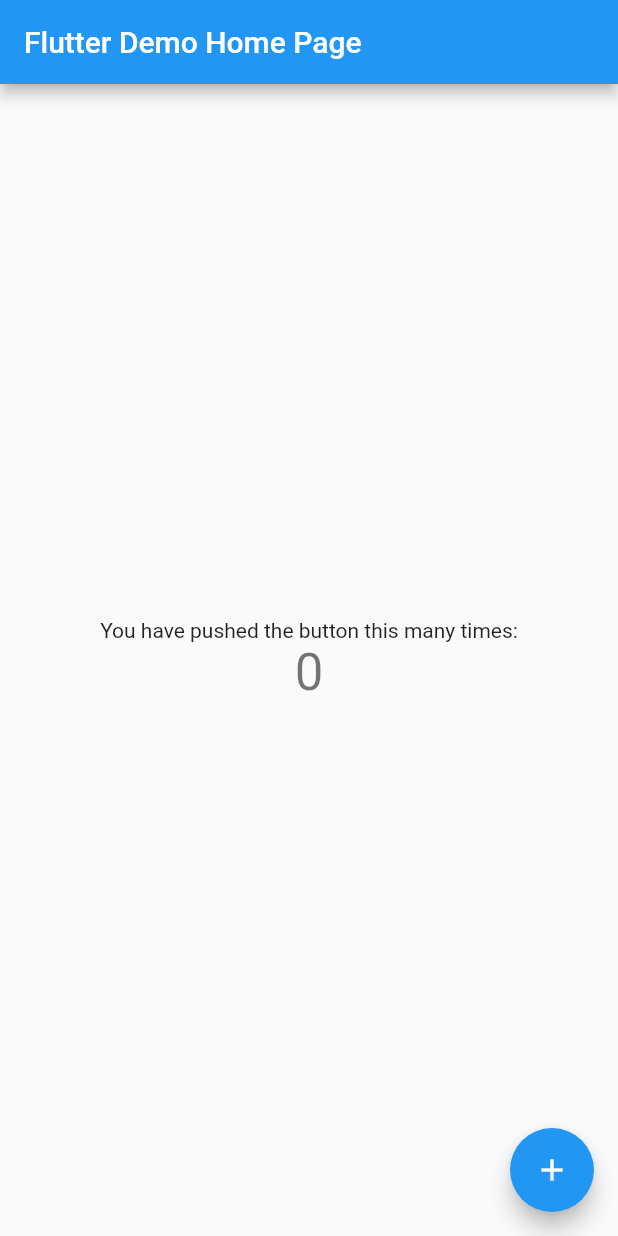
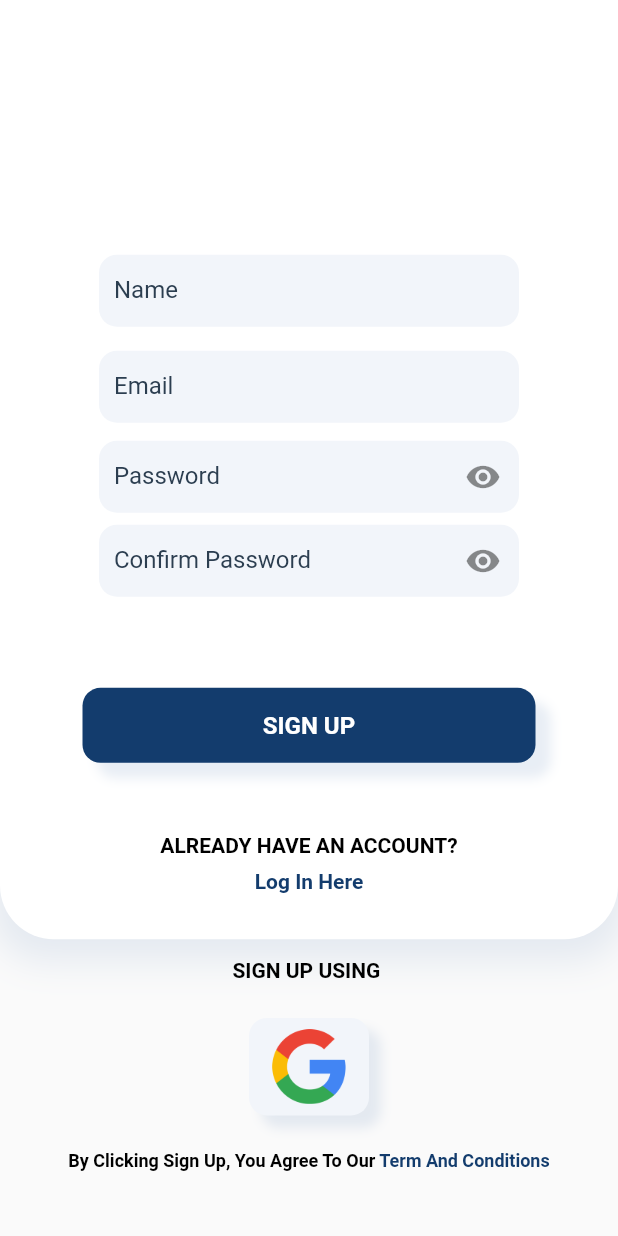
Before and after one commit to vaibhavagrwal/lost_found_app, a Flutter app: the screen it shows after launch, on a phone screen of 412 x 824 dp. Run offline on Flutter 3.47's test engine with Material 2 defaults, Android fonts, the light colour scheme and no system bars; our stand-ins replace google_fonts.

Commit message:
SignUp Screen UI Added

```diff
--- a/lib/main.dart
+++ b/lib/main.dart
@@ -1,113 +1,15 @@
 import 'package:flutter/material.dart';
+import 'package:lost_found_app/screens/signup_screen.dart';
 
 void main() {
   runApp(MyApp());
 }
 
 class MyApp extends StatelessWidget {
-  // This widget is the root of your application.
   @override
   Widget build(BuildContext context) {
     return MaterialApp(
-      title: 'Flutter Demo',
-      theme: ThemeData(
-        // This is the theme of your application.
-        //
-        // Try running your application with "flutter run". You'll see the
-        // application has a blue toolbar. Then, without quitting the app, try
-        // changing the primarySwatch below to Colors.green and then invoke
-        // "hot reload" (press "r" in the console where you ran "flutter run",
-        // or simply save your changes to "hot reload" in a Flutter IDE).
-        // Notice that the counter didn't reset back to zero; the application
-        // is not restarted.
-        primarySwatch: Colors.blue,
-      ),
-      home: MyHomePage(title: 'Flutter Demo Home Page'),
+      home: SignUpScreen(),
     );
   }
 }
-
-class MyHomePage extends StatefulWidget {
-  MyHomePage({Key key, this.title}) : super(key: key);
-
-  // This widget is the home page of your application. It is stateful, meaning
-  // that it has a State object (defined below) that contains fields that affect
-  // how it looks.
-
-  // This class is the configuration for the state. It holds the values (in this
-  // case the title) provided by the parent (in this case the App widget) and
-  // used by the build method of the State. Fields in a Widget subclass are
-  // always marked "final".
-
-  final String title;
-
-  @override
-  _MyHomePageState createState() => _MyHomePageState();
-}
-
-class _MyHomePageState extends State<MyHomePage> {
-  int _counter = 0;
-
-  void _incrementCounter() {
-    setState(() {
-      // This call to setState tells the Flutter framework that something has
-      // changed in this State, which causes it to rerun the build method below
-      // so that the display can reflect the updated values. If we changed
-      // _counter without calling setState(), then the build method would not be
-      // called again, and so nothing would appear to happen.
-      _counter++;
-    });
-  }
-
-  @override
-  Widget build(BuildContext context) {
-    // This method is rerun every time setState is called, for instance as done
-    // by the _incrementCounter method above.
-    //
-    // The Flutter framework has been optimized to make rerunning build methods
-    // fast, so that you can just rebuild anything that needs updating rather
-    // than having to individually change instances of widgets.
-    return Scaffold(
-      appBar: AppBar(
-        // Here we take the value from the MyHomePage object that was created by
-        // the App.build method, and use it to set our appbar title.
-        title: Text(widget.title),
-      ),
-      body: Center(
-        // Center is a layout widget. It takes a single child and positions it
-        // in the middle of the parent.
-        child: Column(
-          // Column is also a layout widget. It takes a list of children and
-          // arranges them vertically. By default, it sizes itself to fit its
-          // children horizontally, and tries to be as tall as its parent.
-          //
-          // Invoke "debug painting" (press "p" in the console, choose the
-          // "Toggle Debug Paint" action from the Flutter Inspector in Android
-          // Studio, or the "Toggle Debug Paint" command in Visual Studio Code)
-          // to see the wireframe for each widget.
-          //
-          // Column has various properties to control how it sizes itself and
-          // how it positions its children. Here we use mainAxisAlignment to
-          // center the children vertically; the main axis here is the vertical
-          // axis because Columns are vertical (the cross axis would be
-          // horizontal).
-          mainAxisAlignment: MainAxisAlignment.center,
-          children: <Widget>[
-            Text(
-              'You have pushed the button this many times:',
-            ),
-            Text(
-              '$_counter',
-              style: Theme.of(context).textTheme.headline4,
-            ),
-          ],
-        ),
-      ),
-      floatingActionButton: FloatingActionButton(
-        onPressed: _incrementCounter,
-        tooltip: 'Increment',
-        child: Icon(Icons.add),
-      ), // This trailing comma makes auto-formatting nicer for build methods.
-    );
-  }
-}
--- /dev/null
+++ b/lib/screens/signup_screen.dart
@@ -0,0 +1,440 @@
+import 'package:flutter/material.dart';
+import 'package:flutter/services.dart';
+import 'package:google_fonts/google_fonts.dart';
+import 'package:lost_found_app/widgets/custom_flat_button.dart';
+import 'package:lost_found_app/widgets/round_button.dart';
+
+class SignUpScreen extends StatefulWidget {
+  const SignUpScreen({Key key}) : super(key: key);
+  @override
+  _SignUpScreenState createState() => _SignUpScreenState();
+}
+
+class _SignUpScreenState extends State<SignUpScreen> {
+  FocusNode _nameFocusNode;
+  FocusNode _passwordFocusNode;
+  FocusNode _emailFocusNode;
+  FocusNode _confirmFocusNode;
+
+  bool _obscureText1 = true;
+  bool _obscureText2 = true;
+  bool isLoading = false;
+  final _formKey = GlobalKey<FormState>();
+  final GlobalKey<ScaffoldState> _scaffoldKey = new GlobalKey<ScaffoldState>();
+
+  TextEditingController _nameController = TextEditingController();
+  TextEditingController _emailController = TextEditingController();
+  TextEditingController _passwordController = TextEditingController();
+  TextEditingController _confirmPasswordController = TextEditingController();
+
+  void _toggle1() {
+    setState(() {
+      _obscureText1 = !_obscureText1;
+    });
+  }
+
+  void _toggle2() {
+    setState(() {
+      _obscureText2 = !_obscureText2;
+    });
+  }
+
+  @override
+  void initState() {
+    _nameFocusNode = FocusNode();
+    _emailFocusNode = FocusNode();
+    _passwordFocusNode = FocusNode();
+
+    super.initState();
+  }
+
+  @override
+  void dispose() {
+    _nameFocusNode.dispose();
+    _passwordFocusNode.dispose();
+    _emailFocusNode.dispose();
+    super.dispose();
+  }
+
+  Map<String, dynamic> _authDataMap = {
+    'name': '',
+    'email': '',
+    'password': '',
+    'confirm_password': '',
+  };
+
+  void _submit(BuildContext context) async {
+    if (!_formKey.currentState.validate()) {
+      //Invalid
+      return;
+    }
+
+    _formKey.currentState.save();
+    setState(() {
+      isLoading = true;
+    });
+
+    setState(() {
+      isLoading = false;
+    });
+
+    _nameController.text = "";
+    _emailController.text = "";
+    _passwordController.text = "";
+    _confirmPasswordController.text = "";
+    FocusScope.of(context).requestFocus(_nameFocusNode);
+  }
+
+  @override
+  Widget build(BuildContext context) {
+    return Scaffold(
+      key: _scaffoldKey,
+      body: SafeArea(
+        child: SingleChildScrollView(
+          child: Column(
+            children: [
+              Container(
+                height: MediaQuery.of(context).size.height * 0.76,
+                width: double.infinity,
+                decoration: BoxDecoration(
+                  color: Colors.white,
+                  borderRadius: BorderRadius.only(
+                    bottomRight: Radius.circular(36),
+                    bottomLeft: Radius.circular(36),
+                  ),
+                  boxShadow: [
+                    BoxShadow(
+                        color: Color.fromRGBO(26, 80, 152, 0.1),
+                        blurRadius: 20,
+                        offset: Offset(0, 8),
+                        spreadRadius: 6 // changes position of shadow
+                        ),
+                  ],
+                ),
+                child: Column(
+                  mainAxisAlignment: MainAxisAlignment.spaceEvenly,
+                  children: [
+                    Center(
+                      child: Container(
+                        height: 120,
+                        // child: Image(
+                        //   width: double.infinity,
+                        //   height: 120,
+                        //   image: AssetImage(
+                        //     "assets/logo.png",
+                        //   ),
+                        // ),
+                      ),
+                    ),
+                    Form(
+                      key: _formKey,
+                      child: Column(
+                        children: [
+                          Container(
+                            padding: EdgeInsets.fromLTRB(24, 8, 24, 8),
+                            width: 328,
+                            child: TextFormField(
+                              controller: _nameController,
+                              focusNode: _nameFocusNode,
+                              onFieldSubmitted: (_) {
+                                FocusScope.of(context)
+                                    .requestFocus(_emailFocusNode);
+                              },
+                              keyboardType: TextInputType.emailAddress,
+                              onSaved: (val) {
+                                _authDataMap['name'] = val.trim();
+                              },
+                              textInputAction: TextInputAction.next,
+                              decoration: InputDecoration(
+                                fillColor: Color.fromRGBO(242, 245, 250, 1),
+                                filled: true,
+                                labelText: "Name",
+                                labelStyle: GoogleFonts.roboto(
+                                  fontWeight: FontWeight.normal,
+                                  color: Color.fromRGBO(44, 62, 80, 1),
+                                ),
+                                contentPadding: EdgeInsets.symmetric(
+                                    vertical: 6.0, horizontal: 10.0),
+                                border: OutlineInputBorder(
+                                  borderRadius: BorderRadius.circular(12.0),
+                                  borderSide: BorderSide(
+                                    width: 0,
+                                    style: BorderStyle.none,
+                                  ),
+                                ),
+                              ),
+                            ),
+                          ),
+                          Container(
+                            padding: EdgeInsets.fromLTRB(24, 8, 24, 8),
+                            width: 328,
+                            child: TextFormField(
+                              controller: _emailController,
+                              focusNode: _emailFocusNode,
+                              onFieldSubmitted: (_) {
+                                FocusScope.of(context)
+                                    .requestFocus(_passwordFocusNode);
+                              },
+                              keyboardType: TextInputType.emailAddress,
+                              onSaved: (val) {
+                                _authDataMap['email'] = val.trim();
+                              },
+                              textInputAction: TextInputAction.next,
+                              decoration: InputDecoration(
+                                fillColor: Color.fromRGBO(242, 245, 250, 1),
+                                filled: true,
+                                labelText: "Email",
+                                labelStyle: GoogleFonts.roboto(
+                                  fontWeight: FontWeight.normal,
+                                  color: Color.fromRGBO(44, 62, 80, 1),
+                                ),
+                                contentPadding: EdgeInsets.symmetric(
+                                    vertical: 6.0, horizontal: 10.0),
+                                border: OutlineInputBorder(
+                                  borderRadius: BorderRadius.circular(12.0),
+                                  borderSide: BorderSide(
+                                    width: 0,
+                                    style: BorderStyle.none,
+                                  ),
+                                ),
+                              ),
+                            ),
+                          ),
+                          Container(
+                            padding: EdgeInsets.fromLTRB(24, 4, 24, 4),
+                            width: 328,
+                            child: TextFormField(
+                              controller: _passwordController,
+
+                              focusNode: _passwordFocusNode,
+
+                              onFieldSubmitted: (_) {
+                                FocusScope.of(context)
+                                    .requestFocus(_confirmFocusNode);
+                              },
+                              obscureText: _obscureText1,
+
+                              validator: (val) {
+                                if (val.length < 6)
+                                  return "Password must be of atleast 6 characters";
+
+                                return null;
+                              },
+                              onSaved: (val) {
+                                _authDataMap['password'] = val.trim();
+                              },
+                              // inputFormatters: [R
+                              //   LengthLimitingTextInputFormatter(10),
+                              // ],
+                              textInputAction: TextInputAction.next,
+                              decoration: InputDecoration(
+                                suffixIcon: IconButton(
+                                  onPressed: () {
+                                    _toggle1();
+                                  },
+                                  icon: Icon(
+                                    _obscureText1
+                                        ? Icons.visibility
+                                        : Icons.visibility_off,
+                                  ),
+                                ),
+                                fillColor: Color.fromRGBO(242, 245, 250, 1),
+                                filled: true,
+                                labelText: "Password",
+                                labelStyle: GoogleFonts.roboto(
+                                  fontWeight: FontWeight.normal,
+                                  color: Color.fromRGBO(44, 62, 80, 1),
+                                ),
+                                contentPadding: EdgeInsets.symmetric(
+                                    vertical: 6.0, horizontal: 10.0),
+                                border: OutlineInputBorder(
+                                  borderRadius: BorderRadius.circular(12.0),
+                                  borderSide: BorderSide(
+                                    width: 0,
+                                    style: BorderStyle.none,
+                                  ),
+                                ),
+                              ),
+                            ),
+                          ),
+                          Container(
+                            padding: EdgeInsets.fromLTRB(24, 4, 24, 4),
+                            width: 328,
+                            child: TextFormField(
+                              focusNode: _confirmFocusNode,
+                              controller: _confirmPasswordController,
+                              validator: (val) {
+                                if (val != _passwordController.text)
+                                  return "Confirm password must be same as password";
+
+                                return null;
+                              },
+                              obscureText: _obscureText2,
+                              onFieldSubmitted: (_) {
+                                FocusScope.of(context)
+                                    .requestFocus(_nameFocusNode);
+                              },
+                              autovalidateMode:
+                                  AutovalidateMode.onUserInteraction,
+                              textInputAction: TextInputAction.next,
+                              decoration: InputDecoration(
+                                suffixIcon: IconButton(
+                                  onPressed: () {
+                                    _toggle2();
+                                  },
+                                  icon: Icon(
+                                    _obscureText2
+                                        ? Icons.visibility
+                                        : Icons.visibility_off,
+                                  ),
+                                ),
+                                fillColor: Color.fromRGBO(242, 245, 250, 1),
+                                filled: true,
+                                labelText: "Confirm Password",
+                                labelStyle: GoogleFonts.roboto(
+                                  fontWeight: FontWeight.normal,
+                                  color: Color.fromRGBO(44, 62, 80, 1),
+                                ),
+                                contentPadding: EdgeInsets.symmetric(
+                                    vertical: 6.0, horizontal: 10.0),
+                                border: OutlineInputBorder(
+                                  borderRadius: BorderRadius.circular(12.0),
+                                  borderSide: BorderSide(
+                                    width: 0,
+                                    style: BorderStyle.none,
+                                  ),
+                                ),
+                              ),
+                            ),
+                          ),
+                        ],
+                      ),
+                    ),
+                    SizedBox(
+                      height: 15,
+                    ),
+                    isLoading
+                        ? CircularProgressIndicator()
+                        : CustomFlatButton(
+                            title: "SIGN UP",
+                            onPressed: () {
+                              _submit(context);
+                            },
+                          ),
+                    SizedBox(
+                      height: 5,
+                    ),
+                    Column(
+                      mainAxisAlignment: MainAxisAlignment.spaceBetween,
+                      children: [
+                        Text(
+                          'ALREADY HAVE AN ACCOUNT?',
+                          style: GoogleFonts.roboto(
+                            fontSize: 14,
+                            color: Colors.black,
+                            fontWeight: FontWeight.bold,
+                          ),
+                        ),
+                        SizedBox(
+                          height: 8,
+                        ),
+                        GestureDetector(
+                          onTap: () {
+                            // Navigator.pushReplacement(
+                            //     context,
+                            //     MaterialPageRoute(
+                            //       builder: (context) => LoginScreen(),
+                            //     ));
+                          },
+                          child: Text(
+                            'Log In Here',
+                            style: GoogleFonts.roboto(
+                              fontSize: 14,
+                              color: Color.fromRGBO(19, 60, 109, 1),
+                              fontWeight: FontWeight.bold,
+                            ),
+                          ),
+                        ),
+                        SizedBox(
+                          height: 10,
+                        ),
+                      ],
+                    ),
+                  ],
+                ),
+              ),
+              Container(
+                height: MediaQuery.of(context).size.height * 0.20,
+                child: Column(
+                  mainAxisAlignment: MainAxisAlignment.spaceBetween,
+                  children: [
+                    Container(
+                      margin: EdgeInsets.only(top: 13),
+                      child: Text(
+                        'SIGN UP USING ',
+                        style: GoogleFonts.roboto(
+                          fontSize: 14,
+                          fontWeight: FontWeight.bold,
+                          color: Colors.black,
+                        ),
+                      ),
+                    ),
+                    Container(
+                      margin: EdgeInsets.all(13),
+                      child: Row(
+                        mainAxisAlignment: MainAxisAlignment.spaceAround,
+                        children: [
+                          RoundButton(
+                            onPressed: () {},
+                            image: Image.asset(
+                              'lib/assets/google.png',
+                              width: 50,
+                            ),
+                          ),
+                        ],
+                      ),
+                    ),
+                    Container(
+                      padding: EdgeInsets.only(
+                        bottom: 10,
+                      ),
+                      child: RichText(
+                        text: TextSpan(
+                          text: 'By Clicking Sign Up, You Agree To Our ',
+                          style: GoogleFonts.roboto(
+                            fontSize: 12,
+                            fontWeight: FontWeight.w600,
+                            color: Colors.black,
+                          ),
+                          children: <TextSpan>[
+                            TextSpan(
+                              text: 'Term And Conditions',
+                              style: GoogleFonts.roboto(
+                                fontSize: 12,
+                                fontWeight: FontWeight.w600,
+                                color: Color.fromRGBO(19, 60, 109, 1),
+                              ),
+                            ),
+                          ],
+                        ),
+                      ),
+//                        text: Text(
+//                            'By Clicking Sign Up, You Agree To Our Term And Conditions',
+//                          style: GoogleFonts.roboto(
+//                            fontSize: 12,
+//                            fontWeight: FontWeight.w600,
+//                            color: Colors.black,
+//                          ),
+//                        ),
+//                      ),
+                    ),
+                  ],
+                ),
+              ),
+            ],
+          ),
+        ),
+      ),
+    );
+  }
+}
--- /dev/null
+++ b/lib/widgets/custom_flat_button.dart
@@ -0,0 +1,44 @@
+import 'package:flutter/material.dart';
+import 'package:google_fonts/google_fonts.dart';
+
+class CustomFlatButton extends StatelessWidget {
+  final VoidCallback onPressed;
+  final String title;
+
+  CustomFlatButton({this.title, this.onPressed});
+  @override
+  Widget build(BuildContext context) {
+    return GestureDetector(
+      onTap: onPressed,
+      child: Container(
+        margin: EdgeInsets.symmetric(
+          vertical: 0.0,
+          horizontal: 55,
+        ),
+        width: 350,
+        height: 50,
+        decoration: BoxDecoration(
+          boxShadow: <BoxShadow>[
+            BoxShadow(
+              color: Color.fromRGBO(26, 80, 152, 0.1),
+              offset: Offset(10.0, 10.0),
+              blurRadius: 6.0,
+            ),
+          ],
+          borderRadius: BorderRadius.circular(12),
+          color: Color.fromRGBO(19, 60, 109, 1),
+        ),
+        child: Center(
+          child: Text(
+            title,
+            style: GoogleFonts.roboto(
+              fontSize: 16.0,
+              fontWeight: FontWeight.bold,
+              color: Colors.white,
+            ),
+          ),
+        ),
+      ),
+    );
+  }
+}
--- /dev/null
+++ b/lib/widgets/round_button.dart
@@ -0,0 +1,33 @@
+import 'package:flutter/material.dart';
+
+class RoundButton extends StatelessWidget {
+  final Widget image;
+  final VoidCallback onPressed;
+
+  RoundButton({this.image, this.onPressed});
+
+  @override
+  Widget build(BuildContext context) {
+    return GestureDetector(
+      onTap: onPressed,
+      child: Container(
+        width: 80,
+        height: 65,
+        child: Center(
+          child: image,
+        ),
+        decoration: BoxDecoration(
+          boxShadow: <BoxShadow>[
+            BoxShadow(
+              color: Color.fromRGBO(26, 80, 152, 0.1),
+              offset: Offset(8.0, 8.0),
+              blurRadius: 6.0,
+            ),
+          ],
+          borderRadius: BorderRadius.circular(12),
+          color: Color.fromRGBO(242, 245, 250, 1),
+        ),
+      ),
+    );
+  }
+}
```
Also changed, not shown: pubspec.yaml (+4 -6 lines), lib/assets/google.png (added), pubspec.lock.
